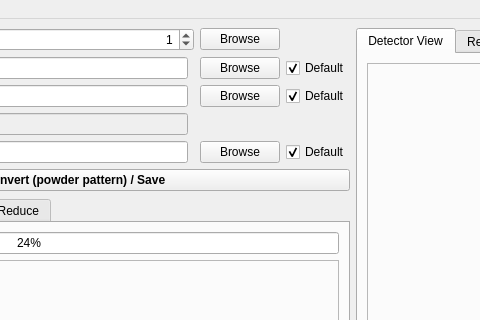
First picture: the form in pyrs/interface/designer/manualreductionwindow.ui, repository neutrons/PyRS, before the edit; both pictures show x 301 to 781 and y 0 to 320 of the 1308 by 840 pixel window.
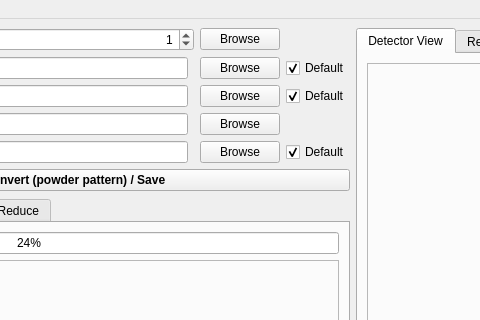
Second picture: the form after the edit.

Commit message: Enabled vanadium run input.

```diff
--- a/pyrs/interface/designer/manualreductionwindow.ui
+++ b/pyrs/interface/designer/manualreductionwindow.ui
@@ -154,7 +154,7 @@
         <item row="4" column="2">
          <widget class="QLineEdit" name="lineEdit_vanRunNumber">
           <property name="enabled">
-           <bool>false</bool>
+           <bool>true</bool>
           </property>
           <property name="toolTip">
            <string>&lt;html&gt;&lt;head/&gt;&lt;body&gt;&lt;p&gt;Vanadium run number (integer) for detector pixels' efficiecy correction.&lt;/p&gt;&lt;/body&gt;&lt;/html&gt;</string>
@@ -168,6 +168,13 @@
           </property>
          </widget>
         </item>
+        <item row="4" column="4">
+         <widget class="QPushButton" name="pushButton_browseVanadium">
+          <property name="text">
+           <string>Browse</string>
+          </property>
+         </widget>
+        </item>
        </layout>
       </item>
       <item>
```
